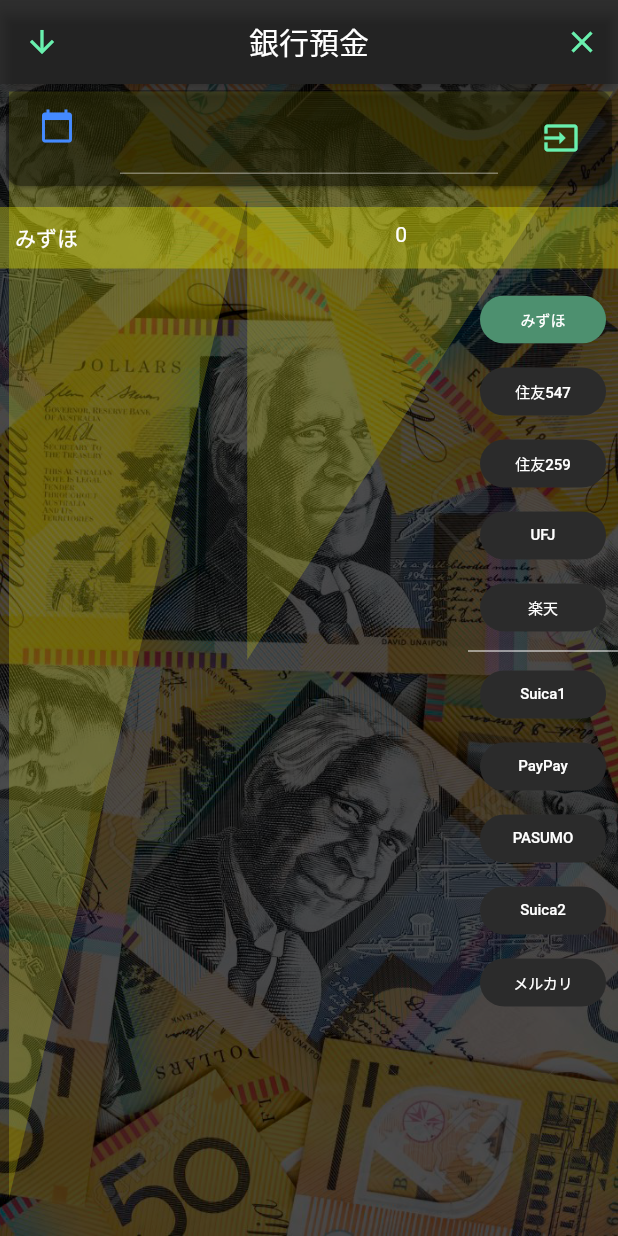
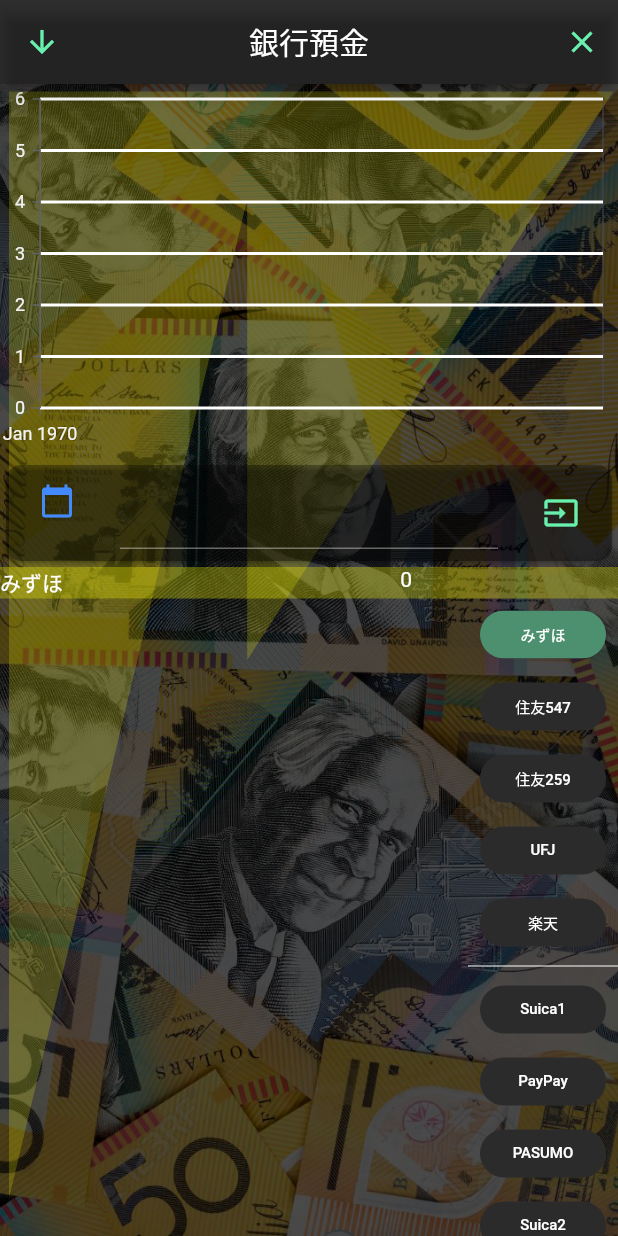
Before and after one commit to hidechy/flutter-moneynote3, a Flutter app: the BankInputScreen screen opened directly with empty values, on a phone screen of 412 x 824 dp. Run offline on Flutter 3.47's test engine with Material 2 defaults, Android fonts, the phone set to English and light mode, and no system bars; drawn by our look-alikes of scrollable_positioned_list; our stand-ins replace bubble, dio, flutter_calendar_carousel, flutter_slidable, fluttertoast, font_awesome_flutter and 4 more.

Commit message:
bank input screen repair

```diff
--- a/lib/screens/BankInputScreen.dart
+++ b/lib/screens/BankInputScreen.dart
@@ -2,8 +2,15 @@
 
 import 'package:flutter/material.dart';
 import 'package:flutter_slidable/flutter_slidable.dart';
+import 'package:intl/intl.dart';
 import 'package:scrollable_positioned_list/scrollable_positioned_list.dart';
 import 'package:font_awesome_flutter/font_awesome_flutter.dart';
+import 'package:http/http.dart';
+import 'package:fluttertoast/fluttertoast.dart';
+import 'package:syncfusion_flutter_charts/charts.dart';
+import 'package:vibration/vibration.dart';
+
+import 'dart:convert';
 
 import '../utilities/utility.dart';
 import '../utilities/CustomShapeClipper.dart';
@@ -214,6 +221,7 @@
           ),
           Column(
             children: [
+              _makeGraph(),
               _dispInputParts(context),
               _dispLastValueBox(),
               Expanded(
@@ -520,20 +528,30 @@
     }
   }
 
-  void _updateRecord({required BuildContext context}) {
-    /*
-    print(_dialogSelectedDate);
-    print(_chipValue);
-    print(_text);
+  void _updateRecord({required BuildContext context}) async {
+    Map<String, dynamic> _uploadData = {};
 
-    I/flutter (10656): 2021-10-15
-    I/flutter (10656): bank_e
-    I/flutter (10656): 100000
+    _uploadData['date'] = _dialogSelectedDate;
+    _uploadData['bank'] = _chipValue;
+    _uploadData['price'] = _text;
 
-      _text = '';
-  _teContPrice.text = '';
+    String url = "http://toyohide.work/BrainLog/api/updateBankMoney";
+    Map<String, String> headers = {'content-type': 'application/json'};
+    String body = json.encode(_uploadData);
+    await post(Uri.parse(url), headers: headers, body: body);
 
-    */
+    Fluttertoast.showToast(
+      msg: "登録が完了しました",
+      toastLength: Toast.LENGTH_SHORT,
+      gravity: ToastGravity.CENTER,
+    );
+
+    _text = '';
+    _teContPrice.text = '';
+
+    Vibration.vibrate(pattern: [500, 1000, 500, 2000]);
+
+    _makeDefaultDisplayData();
   }
 
   ///
@@ -542,8 +560,6 @@
 
     return Container(
       decoration: BoxDecoration(color: Colors.yellowAccent.withOpacity(0.3)),
-      margin: const EdgeInsets.symmetric(vertical: 10),
-      padding: const EdgeInsets.all(10),
       child: Table(
         children: [
           TableRow(children: [
@@ -562,4 +578,55 @@
       ),
     );
   }
+
+  ///
+  Widget _makeGraph() {
+    List<ChartData> _list = [];
+
+    for (var i = 0; i < _bankData.length; i++) {
+      _utility.makeYMDYData(_bankData[i]['date'], 0);
+
+      _list.add(
+        ChartData(
+          x: DateTime(
+            int.parse(_utility.year),
+            int.parse(_utility.month),
+            int.parse(_utility.day),
+          ),
+          val: int.parse(_bankData[i]['value']),
+        ),
+      );
+    }
+
+    return SizedBox(
+      height: 250,
+      child: SfCartesianChart(
+        series: <ChartSeries>[
+          LineSeries<ChartData, DateTime>(
+            color: Colors.yellowAccent,
+            dataSource: _list,
+            xValueMapper: (ChartData data, _) => data.x,
+            yValueMapper: (ChartData data, _) => data.val,
+          ),
+        ],
+        primaryXAxis: DateTimeAxis(
+          majorGridLines: const MajorGridLines(width: 0),
+          dateFormat: DateFormat.yMMM(),
+        ),
+        primaryYAxis: NumericAxis(
+          majorGridLines: const MajorGridLines(
+            width: 2,
+            color: Colors.white,
+          ),
+        ),
+      ),
+    );
+  }
 }
+
+class ChartData {
+  final DateTime x;
+  final num val;
+
+  ChartData({required this.x, required this.val});
+}
```
Also changed, not shown: lib/screens/DetailDisplayScreen.dart (+7 -1 lines), lib/screens/FoodExpensesDisplayScreen.dart (+8 -3 lines).
